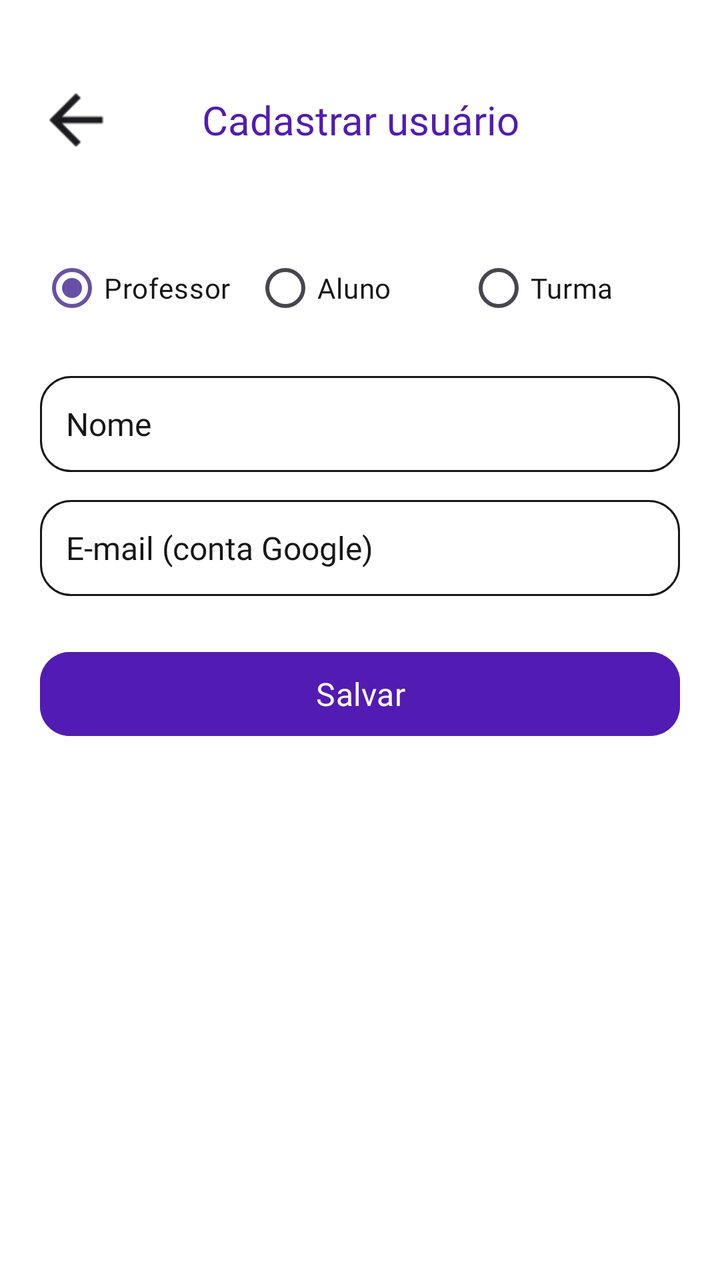
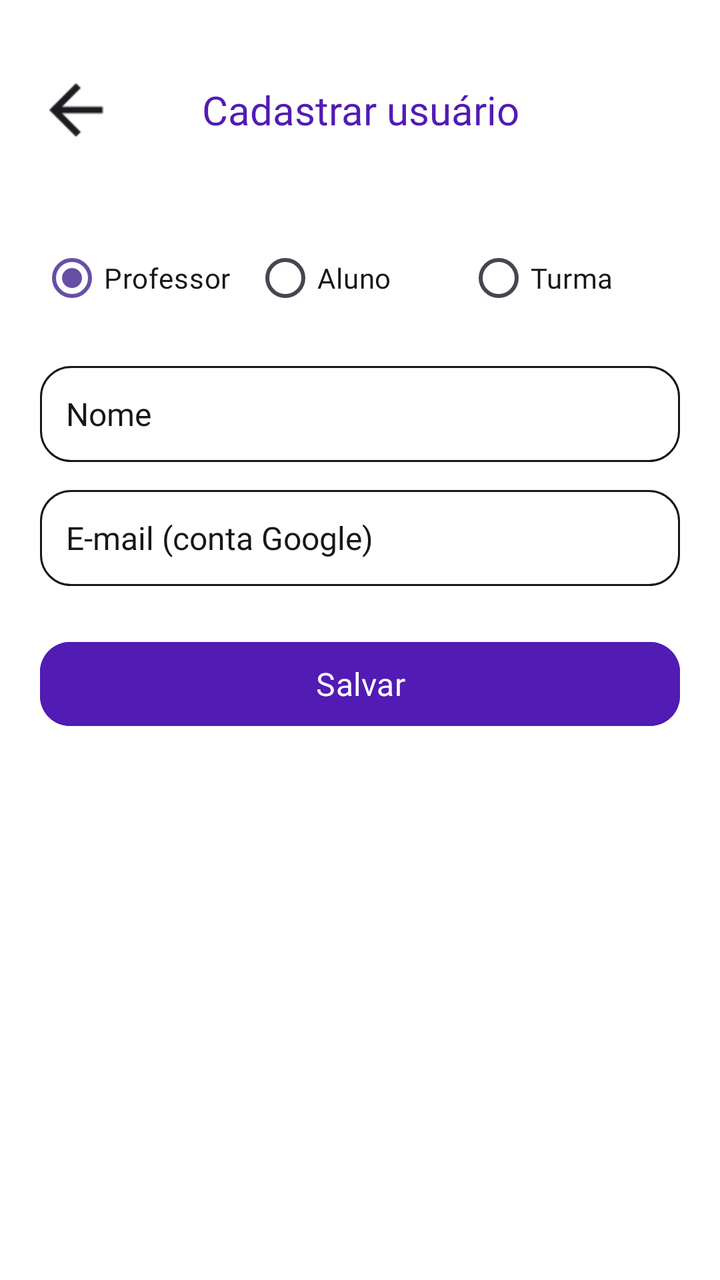

Two renders of the same Android screen: before a commit and after it. Below are the layout's source before the change and the commit's diff.
<!-- AndroidManifest.xml: application theme Theme.MeuFuturoAgora -->
<!-- res/layout/activity_cadastrar_usuario.xml -->
<?xml version="1.0" encoding="utf-8"?>
<androidx.constraintlayout.widget.ConstraintLayout xmlns:android="http://schemas.android.com/apk/res/android"
    xmlns:app="http://schemas.android.com/apk/res-auto"
    android:id="@+id/main"
    android:layout_width="match_parent"
    android:layout_height="match_parent"
    android:background="@android:color/white">

    <ImageView
        android:id="@+id/btnVoltar"
        android:layout_width="40dp"
        android:layout_height="40dp"
        android:layout_marginStart="18dp"
        android:layout_marginTop="40dp"
        android:contentDescription="Voltar"
        android:scaleType="centerInside"
        android:src="@drawable/seta_voltar"
        app:layout_constraintStart_toStartOf="parent"
        app:layout_constraintTop_toTopOf="parent" />

    <TextView
        android:layout_width="0dp"
        android:layout_height="50dp"
        android:fontFamily="@font/poppins_bold"
        android:gravity="center"
        android:text="Cadastrar usuário"
        android:textColor="@color/roxo_primario"
        android:textSize="20sp"
        app:layout_constraintBottom_toBottomOf="@id/btnVoltar"
        app:layout_constraintEnd_toEndOf="parent"
        app:layout_constraintStart_toStartOf="parent"
        app:layout_constraintTop_toTopOf="@id/btnVoltar" />

    <LinearLayout
        android:layout_width="0dp"
        android:layout_height="wrap_content"
        android:layout_marginStart="20dp"
        android:layout_marginTop="40dp"
        android:layout_marginEnd="20dp"
        android:orientation="vertical"
        app:layout_constraintEnd_toEndOf="parent"
        app:layout_constraintStart_toStartOf="parent"
        app:layout_constraintTop_toBottomOf="@id/btnVoltar">

        <RadioGroup
            android:id="@+id/radioGroupTipo"
            android:layout_width="match_parent"
            android:layout_height="wrap_content"
            android:orientation="horizontal">

            <RadioButton
                android:id="@+id/radioProfessor"
                android:layout_width="0dp"
                android:layout_height="wrap_content"
                android:layout_weight="1"
                android:checked="true"
                android:fontFamily="@font/poppins_semibold"
                android:text="Professor"
                android:textColor="@color/texto_escuro" />

            <RadioButton
                android:id="@+id/radioAluno"
                android:layout_width="0dp"
                android:layout_height="wrap_content"
                android:layout_weight="1"
                android:fontFamily="@font/poppins_semibold"
                android:text="Aluno"
                android:textColor="@color/texto_escuro" />

            <RadioButton
                android:id="@+id/radioTurma"
                android:layout_width="0dp"
                android:layout_height="wrap_content"
                android:layout_weight="1"
                android:fontFamily="@font/poppins_semibold"
                android:text="Turma"
                android:textColor="@color/texto_escuro" />

        </RadioGroup>

        <EditText
            android:id="@+id/edtNomeUsuario"
            android:layout_width="match_parent"
            android:layout_height="48dp"
            android:layout_marginTop="20dp"
            android:background="@drawable/bg_campo_criar_atividade"
            android:fontFamily="@font/poppins_regular"
            android:hint="Nome"
            android:inputType="textPersonName|textCapWords"
            android:paddingStart="13dp"
            android:paddingEnd="13dp"
            android:textColor="#171717"
            android:textColorHint="#171717"
            android:textSize="16sp" />

        <EditText
            android:id="@+id/edtEmailUsuario"
            android:layout_width="match_parent"
            android:layout_height="48dp"
            android:layout_marginTop="14dp"
            android:background="@drawable/bg_campo_criar_atividade"
            android:fontFamily="@font/poppins_regular"
            android:hint="E-mail (conta Google)"
            android:inputType="textEmailAddress"
            android:paddingStart="13dp"
            android:paddingEnd="13dp"
            android:textColor="#171717"
            android:textColorHint="#171717"
            android:textSize="16sp" />

        <EditText
            android:id="@+id/edtAnoTurma"
            android:layout_width="match_parent"
            android:layout_height="48dp"
            android:layout_marginTop="14dp"
            android:background="@drawable/bg_campo_criar_atividade"
            android:fontFamily="@font/poppins_regular"
            android:hint="Ano (ex: 6)"
            android:inputType="number"
            android:maxLength="2"
            android:paddingStart="13dp"
            android:paddingEnd="13dp"
            android:textColor="#171717"
            android:textColorHint="#171717"
            android:textSize="16sp"
            android:visibility="gone" />

        <LinearLayout
            android:id="@+id/containerTurma"
            android:layout_width="match_parent"
            android:layout_height="wrap_content"
            android:layout_marginTop="14dp"
            android:background="@drawable/bg_campo_criar_atividade"
            android:orientation="vertical"
            android:visibility="gone">

            <Spinner
                android:id="@+id/spinnerTurma"
                android:layout_width="match_parent"
                android:layout_height="48dp"
                android:paddingStart="9dp"
                android:paddingEnd="9dp" />

        </LinearLayout>

        <com.google.android.material.button.MaterialButton
            android:id="@+id/btnSalvarUsuario"
            android:layout_width="match_parent"
            android:layout_height="50dp"
            android:layout_marginTop="24dp"
            android:backgroundTint="@color/roxo_primario"
            android:fontFamily="@font/poppins_bold"
            android:text="Salvar"
            android:textAllCaps="false"
            android:textColor="@android:color/white"
            android:textSize="16sp"
            app:cornerRadius="15dp" />

    </LinearLayout>

</androidx.constraintlayout.widget.ConstraintLayout>
<!-- resources referenced by this layout -->
<resources>
  <color name="roxo_primario">#521BB3</color>
  <color name="texto_escuro">#171717</color>
  <!-- drawable bg_campo_criar_atividade (drawable) -->
  <?xml version="1.0" encoding="utf-8"?>
  <shape xmlns:android="http://schemas.android.com/apk/res/android"
      android:shape="rectangle">
  
      <solid android:color="@android:color/white" />
  
      <stroke
          android:width="1dp"
          android:color="#171717" />
  
      <corners android:radius="15dp" />
  
  </shape>
  <!-- drawable seta_voltar: png bitmap (drawable, 265 bytes) -->
  <style name="Theme.MeuFuturoAgora" parent="Base.Theme.MeuFuturoAgora" />
  <style name="Base.Theme.MeuFuturoAgora" parent="Theme.Material3.DayNight.NoActionBar">
          <item name="android:navigationBarColor">@android:color/transparent</item>
      </style>
</resources>

<!-- the commit's change to res/layout/activity_cadastrar_usuario.xml (unified diff, before → after) -->
@@ -11,7 +11,7 @@
         android:layout_width="40dp"
         android:layout_height="40dp"
         android:layout_marginStart="18dp"
-        android:layout_marginTop="40dp"
+        android:layout_marginTop="35dp"
         android:contentDescription="Voltar"
         android:scaleType="centerInside"
         android:src="@drawable/seta_voltar"
